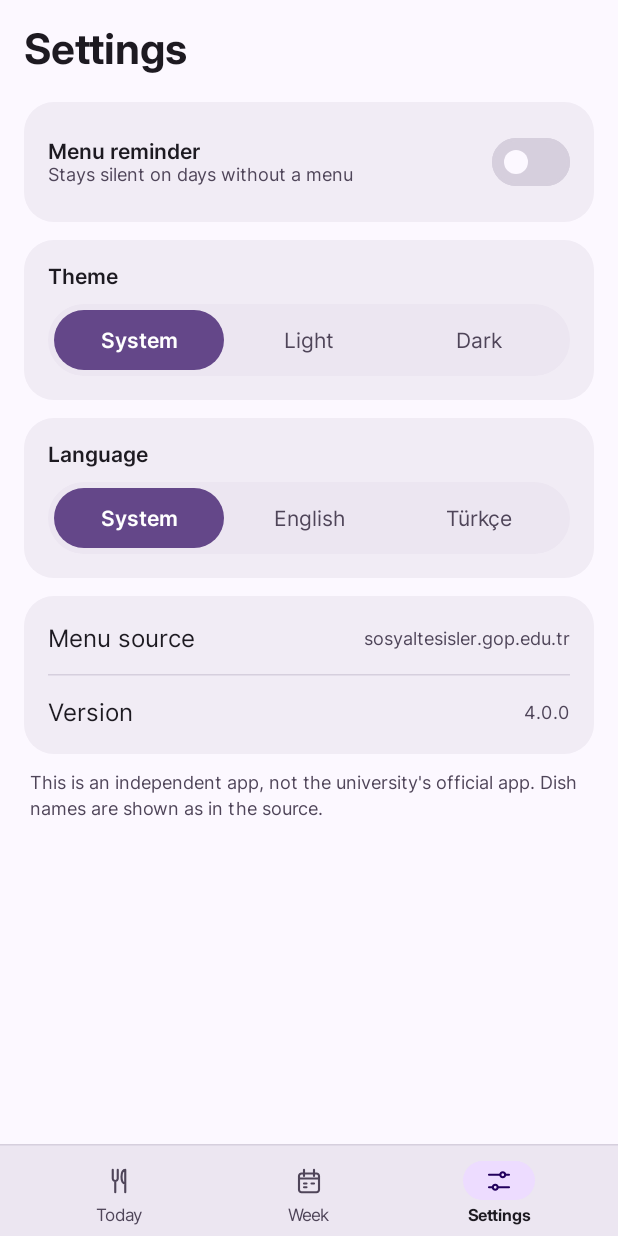
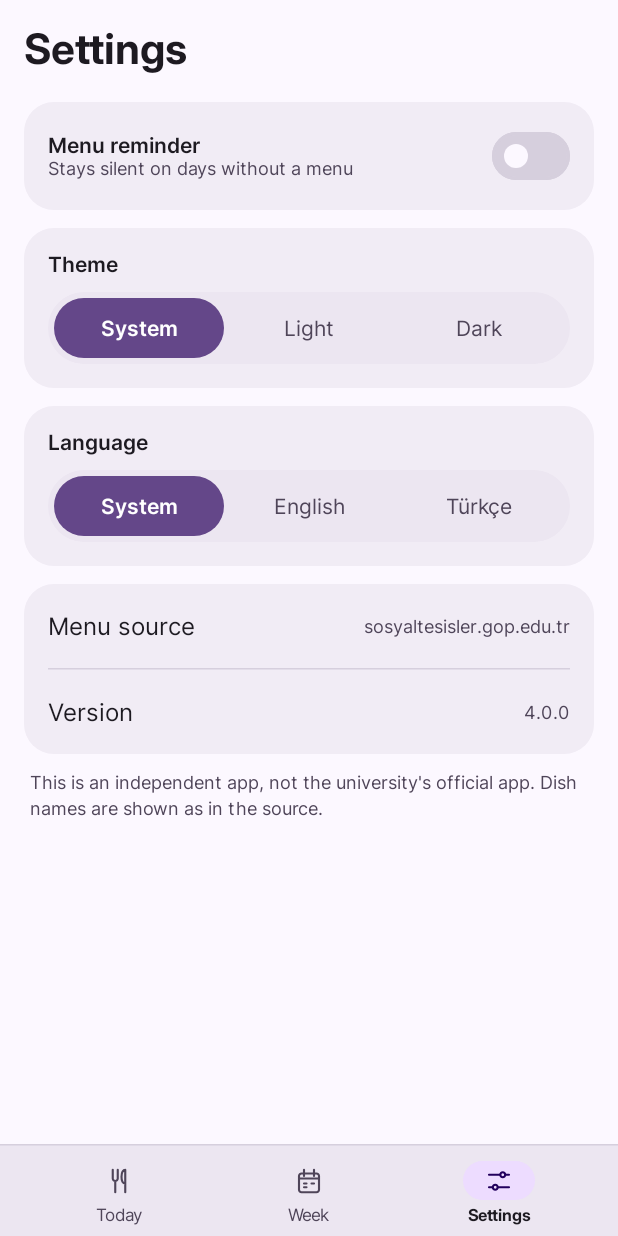
Before and after one commit to cusufcan/togu-yemekhane-android, an Android app built with Jetpack Compose: the SettingsScreen screen opened through its navigation route, on a phone screen of 412 x 824 dp. Run offline under Robolectric (Android 15) with nearby library versions, the phone set to English and light mode, and no system bars; our stand-ins replace Dagger/Hilt's generated code, Room's generated code; libraries missing offline, so code that uses them is left out: androidx.hilt.lifecycle.

Commit message:
fix(settings): let the press effect fill the whole row
Cards no longer pad clickable rows; rows carry their own padding.

```diff
--- a/app/src/main/java/com/mercan/app/ui/settings/SettingsScreen.kt
+++ b/app/src/main/java/com/mercan/app/ui/settings/SettingsScreen.kt
@@ -117,12 +117,17 @@ fun SettingsScreen(viewModel: SettingsViewModel = hiltViewModel()) {
 }
 
 @Composable
-private fun Card(content: @Composable ColumnScope.() -> Unit) = Column(
+private fun Card(content: @Composable ColumnScope.() -> Unit) = RowCard {
+    Column(Modifier.padding(16.dp), content = content)
+}
+
+/** Boşluğu satırlarına bırakan kart: basma efekti satırı kenardan kenara kaplar. */
+@Composable
+private fun RowCard(content: @Composable ColumnScope.() -> Unit) = Column(
     modifier = Modifier
         .fillMaxWidth()
         .clip(RoundedCornerShape(20.dp))
-        .background(MaterialTheme.colorScheme.surfaceContainer)
-        .padding(16.dp),
+        .background(MaterialTheme.colorScheme.surfaceContainer),
     content = content,
 )
 
@@ -140,17 +145,18 @@ private fun ReminderCard(settings: Settings, onToggle: (Boolean) -> Unit, onMinu
     val permission = rememberLauncherForActivityResult(RequestPermission()) { check() }
     val time = LocalTime.ofSecondOfDay(settings.reminderMinute * 60L)
 
-    Card {
+    RowCard {
         Row(
             modifier = Modifier
                 .fillMaxWidth()
-                .heightIn(min = 48.dp)
                 .toggleable(value = settings.reminderOn, role = Role.Switch) { on ->
                     onToggle(on)
                     if (on && !allowed && Build.VERSION.SDK_INT >= 33) {
                         permission.launch(Manifest.permission.POST_NOTIFICATIONS)
                     }
-                },
+                }
+                .heightIn(min = 72.dp)
+                .padding(horizontal = 16.dp, vertical = 14.dp),
             horizontalArrangement = Arrangement.spacedBy(12.dp),
             verticalAlignment = Alignment.CenterVertically,
         ) {
@@ -176,7 +182,7 @@ private fun ReminderCard(settings: Settings, onToggle: (Boolean) -> Unit, onMinu
             )
         }
         if (settings.reminderOn) {
-            HorizontalDivider(Modifier.padding(top = 8.dp), color = scheme.outlineVariant)
+            HorizontalDivider(Modifier.padding(horizontal = 16.dp), color = scheme.outlineVariant)
             Row(
                 modifier = Modifier
                     .fillMaxWidth()
@@ -184,8 +190,8 @@ private fun ReminderCard(settings: Settings, onToggle: (Boolean) -> Unit, onMinu
                         onClickLabel = stringResource(R.string.settings_reminder_time),
                         role = Role.Button,
                     ) { picking = true }
-                    .padding(top = 8.dp)
-                    .heightIn(min = 48.dp),
+                    .heightIn(min = 64.dp)
+                    .padding(horizontal = 16.dp, vertical = 12.dp),
                 horizontalArrangement = Arrangement.SpaceBetween,
                 verticalAlignment = Alignment.CenterVertically,
             ) {
@@ -196,7 +202,10 @@ private fun ReminderCard(settings: Settings, onToggle: (Boolean) -> Unit, onMinu
                 SeyirIcon(R.drawable.ic_seyir_next, tint = scheme.onSurfaceVariant)
             }
             if (!allowed) {
-                Row(verticalAlignment = Alignment.CenterVertically) {
+                Row(
+                    modifier = Modifier.padding(start = 16.dp, end = 4.dp, bottom = 8.dp),
+                    verticalAlignment = Alignment.CenterVertically,
+                ) {
                     Text(
                         text = stringResource(R.string.notifications_blocked),
                         style = MaterialTheme.typography.bodySmall,
@@ -249,13 +258,7 @@ private fun TimeDialog(initial: LocalTime, onSave: (Int) -> Unit, onDismiss: ()
 @Composable
 private fun AboutCard() {
     val links = LocalUriHandler.current
-    Column(
-        modifier = Modifier
-            .fillMaxWidth()
-            .clip(RoundedCornerShape(20.dp))
-            .background(MaterialTheme.colorScheme.surfaceContainer)
-            .padding(vertical = 4.dp),
-    ) {
+    RowCard {
         AboutRow(
             label = stringResource(R.string.settings_source),
             value = stringResource(R.string.source_host),
@@ -274,8 +277,8 @@ private fun AboutRow(label: String, value: String, modifier: Modifier = Modifier
     modifier = modifier
         .fillMaxWidth()
         .semantics(mergeDescendants = true) {}
-        .heightIn(min = 48.dp)
-        .padding(horizontal = 16.dp, vertical = 8.dp),
+        .heightIn(min = 56.dp)
+        .padding(horizontal = 16.dp, vertical = 12.dp),
     horizontalArrangement = Arrangement.SpaceBetween,
     verticalArrangement = Arrangement.Center,
     itemVerticalAlignment = Alignment.CenterVertically,
```
